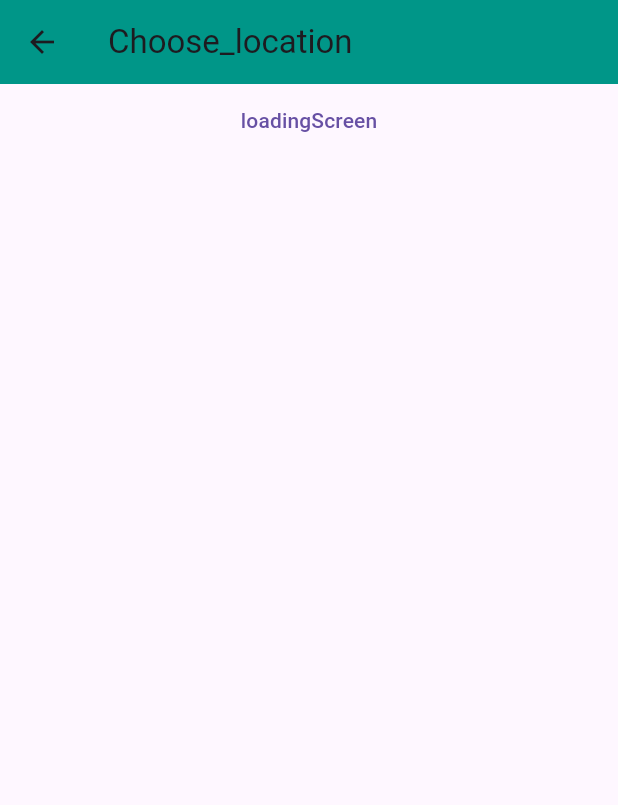
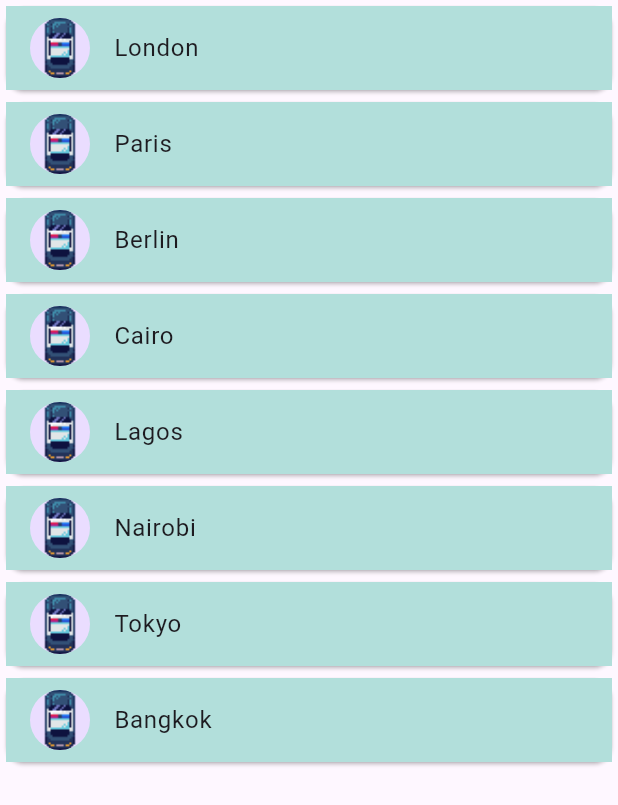
Before and after one commit to LukesRepositories/flutter_worldtime_app, a Flutter app: the ChooseLocation screen opened by its route, on a phone screen of 412 x 824 dp. Shown: the top 805 px of the screen. Run offline on Flutter 3.47's test engine with Material 3 defaults, Android fonts, the phone set to English and light mode, and no system bars; our stand-ins replace flutter_spinkit; network calls fail.

Commit message:
Used ListView.Builder to show a list of location tiles in choose location screen

```diff
--- a/lib/pages/choose_location.dart
+++ b/lib/pages/choose_location.dart
@@ -1,3 +1,4 @@
+import 'package:first_flutter/services/world_time.dart';
 import 'package:flutter/material.dart';
 
 class ChooseLocation extends StatefulWidget {
@@ -9,23 +10,33 @@ class ChooseLocation extends StatefulWidget {
 
 class _ChooseLocationState extends State<ChooseLocation> {
 
+  List<WorldTime> locations = [
+    WorldTime(locationArg: "London", urlArg: "Europe/London"),
+    WorldTime(locationArg: "Paris", urlArg: "Europe/Paris"),
+    WorldTime(locationArg: "Berlin", urlArg: "Europe/Berlin"),
+    WorldTime(locationArg: "Cairo", urlArg: "Africa/Cairo"),
+    WorldTime(locationArg: "Lagos", urlArg: "Africa/Lagos"),
+    WorldTime(locationArg: "Nairobi", urlArg: "Africa/Nairobi"),
+    WorldTime(locationArg: "Tokyo", urlArg: "Asia/Tokyo"),
+    WorldTime(locationArg: "Bangkok", urlArg: "Asia/Bangkok")
+  ];
+
   @override
   Widget build(BuildContext context) {
     return Scaffold(
-      body: Column(
-        children: [
-          AppBar(
-            backgroundColor: Colors.teal,
-            title: Text("Choose_location"),
-          ),
-          TextButton(
-            onPressed: () {
-              Navigator.pushNamed(context, '/');
-            },
-            child: Text("loadingScreen"),
-          ),
-        ],
-      ),
+      body: ListView.builder(
+        itemCount: locations.length,
+        itemBuilder: (context, index) {
+          return Card(
+            child: ListTile(
+              onTap: () {},
+              title: Text(locations[index].location),
+              leading: CircleAvatar(backgroundImage: AssetImage('resources/images/Police_car.png'),),
+              tileColor: Colors.teal[100],
+            ),
+          );
+        },
+      )
     );
   }
 }
```
